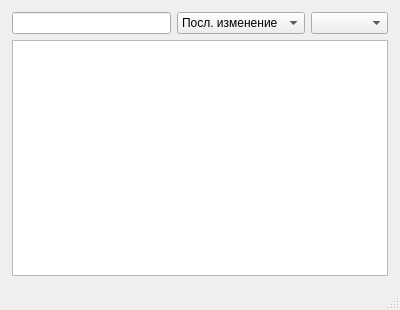
This is notesUi.ui in tuesay/NotesProject as Qt 5 draws it before an edit. The edited form follows.
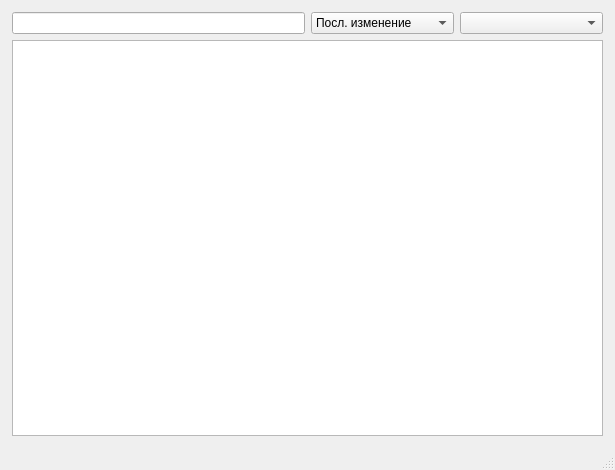
This is the edited form.

What changed in the file:
```diff
--- a/notesUi.ui
+++ b/notesUi.ui
@@ -6,8 +6,8 @@
    <rect>
     <x>0</x>
     <y>0</y>
-    <width>400</width>
-    <height>310</height>
+    <width>615</width>
+    <height>470</height>
    </rect>
   </property>
   <property name="minimumSize">
```
